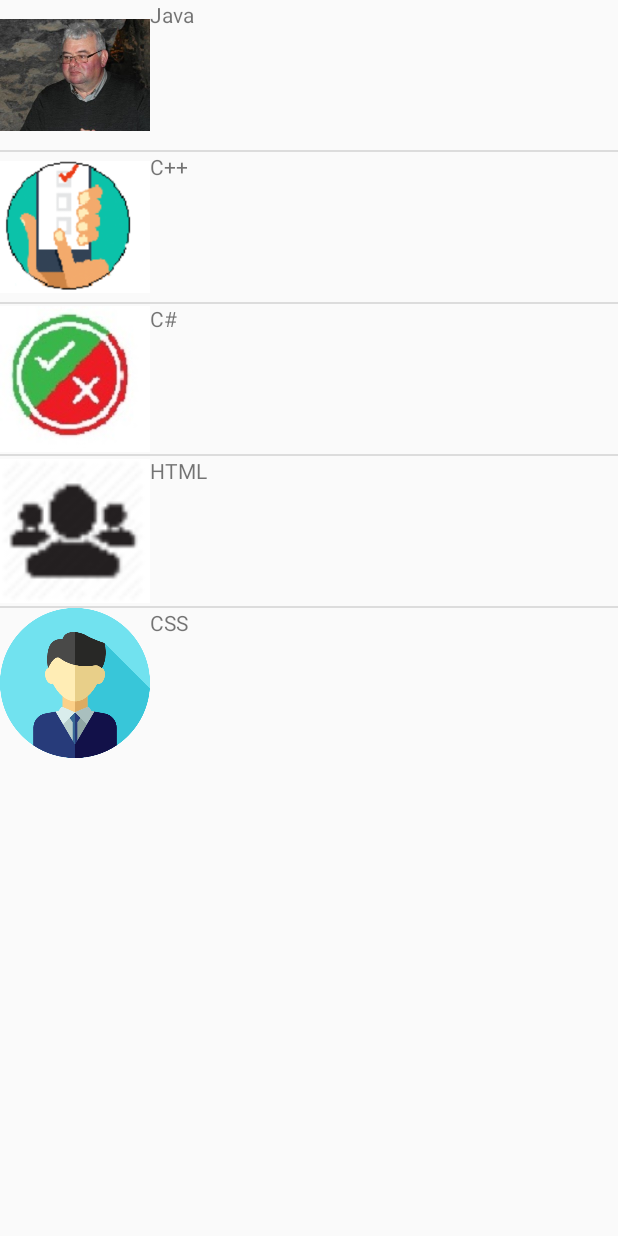
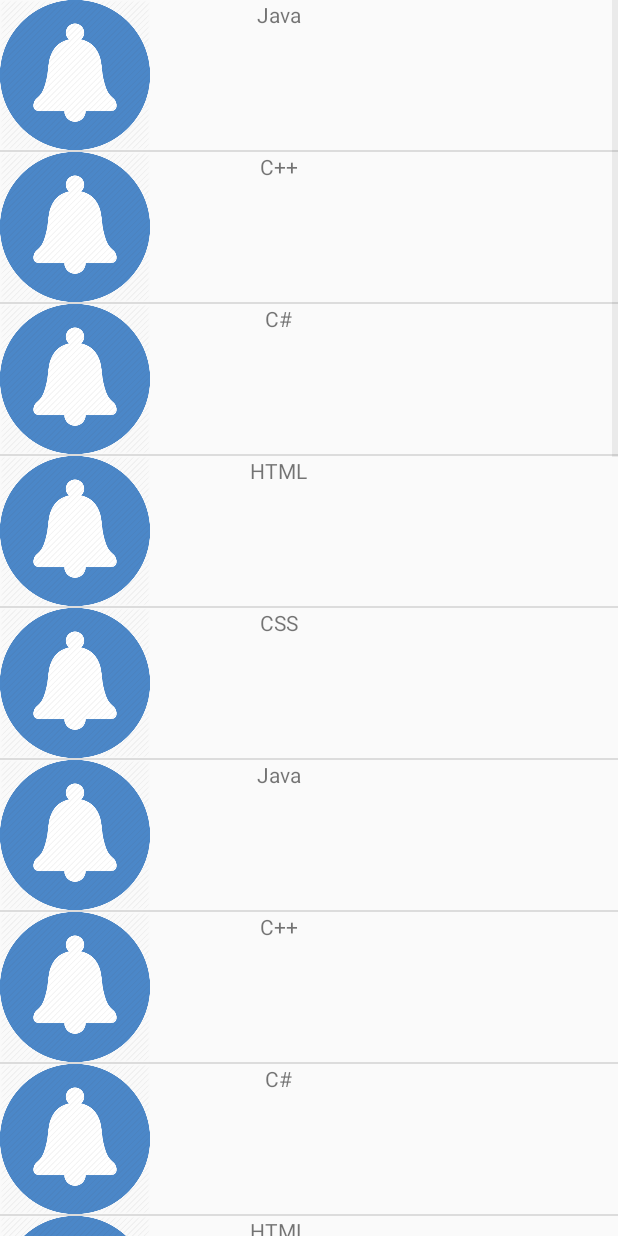
Before and after one commit to bdevoghel/LSINF1225-2018-Groupe15-MiniPoll, an Android app: the Notification2 screen opened directly, with no data from a screen before it, on a phone screen of 412 x 824 dp. Run offline under Robolectric (Android 15) with nearby library versions, the phone set to English and light mode, and no system bars; Roboto replaces fonts that are not available here.

Commit message:
Notification V2.0

```diff
--- a/Poll/app/src/main/java/p/poll/activity/CustomList.java
+++ b/Poll/app/src/main/java/p/poll/activity/CustomList.java
@@ -30,6 +30,8 @@ public class CustomList extends ArrayAdapter<String>{
         View rowView= inflater.inflate(R.layout.activity_screen_notification, null, true);
         TextView txtTitle = (TextView) rowView.findViewById(R.id.txt);
         ImageView imageView = (ImageView) rowView.findViewById(R.id.img);
+        imageView.setMaxHeight(30);
+        imageView.setMaxWidth(30);
         txtTitle.setText(web[position]);
         imageView.setImageResource(imageId[position]);
         return rowView;
--- a/Poll/app/src/main/java/p/poll/activity/MenuActivity.java
+++ b/Poll/app/src/main/java/p/poll/activity/MenuActivity.java
@@ -10,6 +10,7 @@ import android.widget.AdapterView;
 import android.widget.Button;
 import android.widget.GridView;
 import android.widget.ImageButton;
+import android.widget.ImageView;
 import android.widget.TextView;
 import android.widget.Toast;
 
@@ -54,6 +55,7 @@ public class MenuActivity extends AppCompatActivity {
 
         Button profile=findViewById(R.id.profile);
         Button friends=findViewById(R.id.friends);
+        ImageView notif =(ImageView) findViewById(R.id.notification);
 
 
     }
@@ -68,6 +70,13 @@ public class MenuActivity extends AppCompatActivity {
     {
         Toast.makeText(MenuActivity.this, "Survey",
                 Toast.LENGTH_SHORT).show();
+    }
+    public void Notification(View v)
+    {
+        Toast.makeText(MenuActivity.this, "Notification",
+                Toast.LENGTH_SHORT).show();
+        Intent intent = new Intent(getApplicationContext(),Notification2.class);
+        startActivity(intent);
     }
     public void Quizz()
     {
--- a/Poll/app/src/main/java/p/poll/activity/Notification2.java
+++ b/Poll/app/src/main/java/p/poll/activity/Notification2.java
@@ -23,9 +23,42 @@ public class Notification2 extends Activity {
                 "C++",
                 "C#",
                 "HTML",
+                "CSS",
+                "Java",
+                "C++",
+                "C#",
+                "HTML",
+                "CSS",
+                "Java",
+                "C++",
+                "C#",
+                "HTML",
+                "CSS",
+                "Java",
+                "C++",
+                "C#",
+                "HTML",
+                "CSS",
+                "HTML",
                 "CSS"
         } ;
         Integer[] imageId = {
+                R.drawable.notification,
+                R.drawable.notification,
+                R.drawable.notification,
+                R.drawable.notification,
+                R.drawable.notification,
+                R.drawable.notification,
+                R.drawable.notification,
+                R.drawable.notification,
+                R.drawable.notification,
+                R.drawable.notification,
+                R.drawable.notification,
+                R.drawable.notification,
+                R.drawable.survey,
+                R.drawable.choice,
+                R.drawable.friends,
+                R.drawable.userimage,
                 R.drawable.michel,
                 R.drawable.survey,
                 R.drawable.choice,
@@ -36,7 +69,7 @@ public class Notification2 extends Activity {
         protected void onCreate(Bundle savedInstanceState) {
             super.onCreate(savedInstanceState);
             setContentView(R.layout.activity_notification);
-            CustomList listAdapter = new
+            final CustomList listAdapter = new
                     CustomList(Notification2.this, web, imageId);
             list=(ListView)findViewById(R.id.list);
             list.setAdapter(listAdapter);
@@ -44,7 +77,7 @@ public class Notification2 extends Activity {
                 @Override
                 public void onItemClick(AdapterView<?> parent, View view,
                                         int position, long id) {
-                    Toast.makeText(Notification2.this, "You Clicked at " +web[+ position], Toast.LENGTH_SHORT).show();
+                    Toast.makeText(Notification2.this, "You Clicked at " +web[+ position]+" value = ", Toast.LENGTH_SHORT).show();
                 }
             });
         }
--- a/Poll/app/src/main/res/layout/activity_menu2.xml
+++ b/Poll/app/src/main/res/layout/activity_menu2.xml
@@ -124,12 +124,14 @@
                 android:layout_weight="1" />
 
             <ImageView
-                android:id="@+id/imageView3"
+                android:id="@+id/notification"
                 android:layout_width="wrap_content"
                 android:layout_height="wrap_content"
                 android:layout_alignParentLeft="true"
                 android:layout_weight="0.3"
                 android:clickable="true"
+                android:contextClickable="true"
+                android:onClick="Notification"
                 android:scaleType="fitCenter"
                 app:srcCompat="@drawable/notification" />
 
--- a/Poll/app/src/main/res/layout/activity_screen_notification.xml
+++ b/Poll/app/src/main/res/layout/activity_screen_notification.xml
@@ -2,14 +2,18 @@
 <TableLayout xmlns:android="http://schemas.android.com/apk/res/android"
     android:layout_width="match_parent"
     android:layout_height="match_parent" >
-    <TableRow>
+
+    <TableRow android:layout_gravity="center_horizontal|center">
+
         <ImageView
             android:id="@+id/img"
             android:layout_width="100dp"
-            android:layout_height="100dp"/>
+            android:layout_height="100dp" />
+
         <TextView
             android:id="@+id/txt"
-            android:layout_width="wrap_content"
-            android:layout_height="100dp" />
+            android:layout_width="172dp"
+            android:layout_height="match_parent"
+            android:layout_gravity="center" />
     </TableRow>
 </TableLayout>
--- a/Poll/app/src/main/res/layout/activity_scroll.xml
+++ b/Poll/app/src/main/res/layout/activity_scroll.xml
@@ -41,7 +41,7 @@
             android:id="@+id/button3"
             android:layout_width="match_parent"
             android:layout_height="wrap_content"
-            android:text="Button" />
+            android:text="Ajouter" />
         <Button
             android:id="@+id/buttonexit"
             android:layout_width="match_parent"
```
